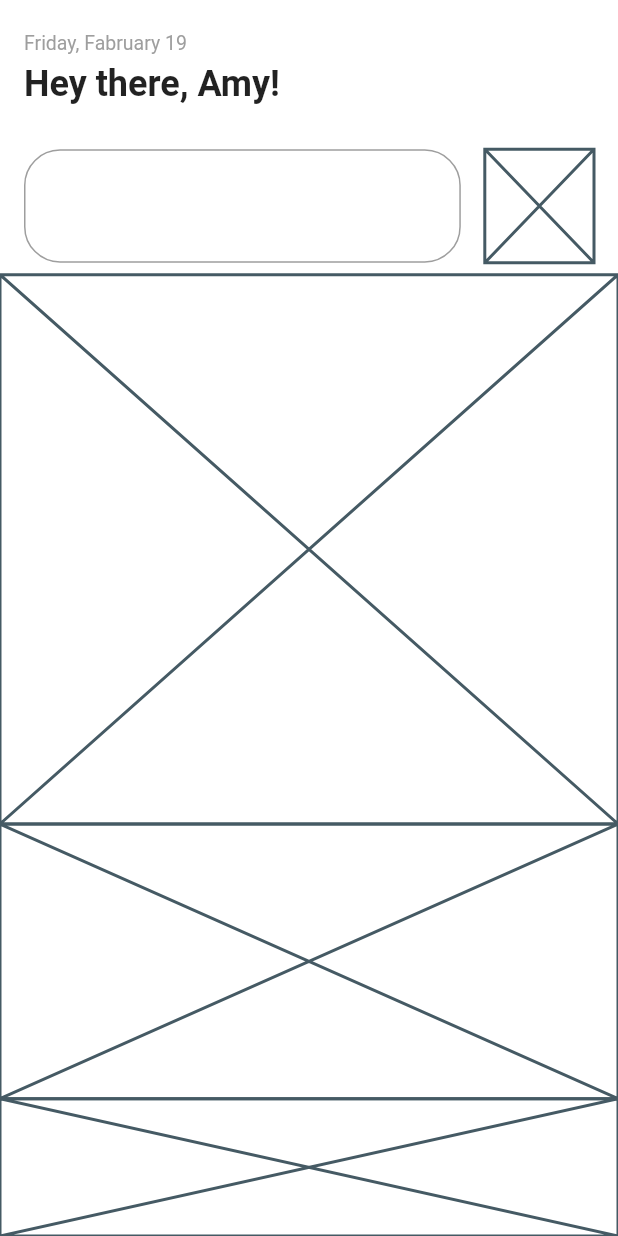
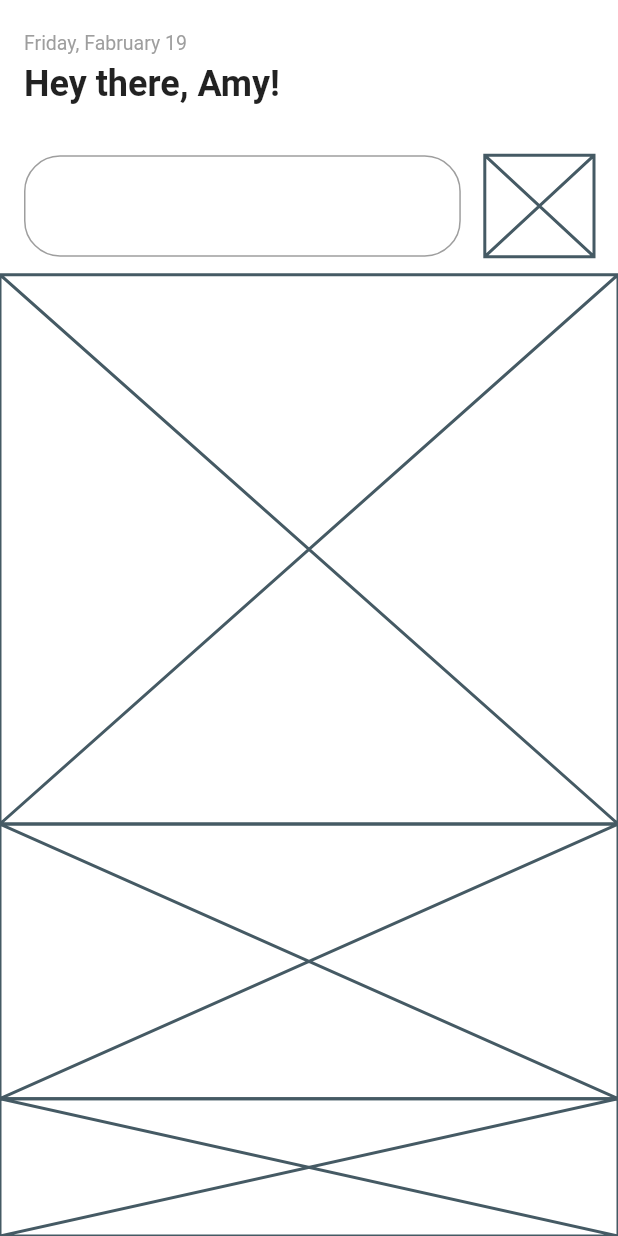
Before and after one commit to JAICHANGPARK/flutter_notebook_11th_story, a Flutter app: the screen it shows after launch, on a phone screen of 412 x 824 dp. Run offline on Flutter 3.47's test engine with Material 2 defaults, Android fonts, the phone set to English and light mode, and no system bars; our stand-ins replace backdrop, badges, flutter_inner_drawer, flutter_slidable, flutter_swiper, google_fonts.

Commit message:
Update experience_home_page.dart

```diff
--- a/lib/ep718_experience_app/experience_home_page.dart
+++ b/lib/ep718_experience_app/experience_home_page.dart
@@ -36,7 +36,7 @@ class _ExperienceHomePageState extends State<ExperienceHomePage> {
             Expanded(
                 flex: 2,
                 child: Padding(
-                  padding: const EdgeInsets.symmetric(horizontal: 16, vertical: 8),
+                  padding: const EdgeInsets.symmetric(horizontal: 16, vertical: 12),
                   child: Row(
                     children: [
                       Expanded(
@@ -44,13 +44,13 @@ class _ExperienceHomePageState extends State<ExperienceHomePage> {
                           child: Container(
                             decoration: BoxDecoration(
                               border: Border.all(color: Colors.grey),
-                              borderRadius: BorderRadius.circular(24)
+                              borderRadius: BorderRadius.circular(24),
                             ),
                           )),
-                      SizedBox(width: 16,),
-                      Expanded(
-                          flex: 2,
-                          child: Placeholder()),
+                      SizedBox(
+                        width: 16,
+                      ),
+                      Expanded(flex: 2, child: Placeholder()),
                     ],
                   ),
                 )),
```
